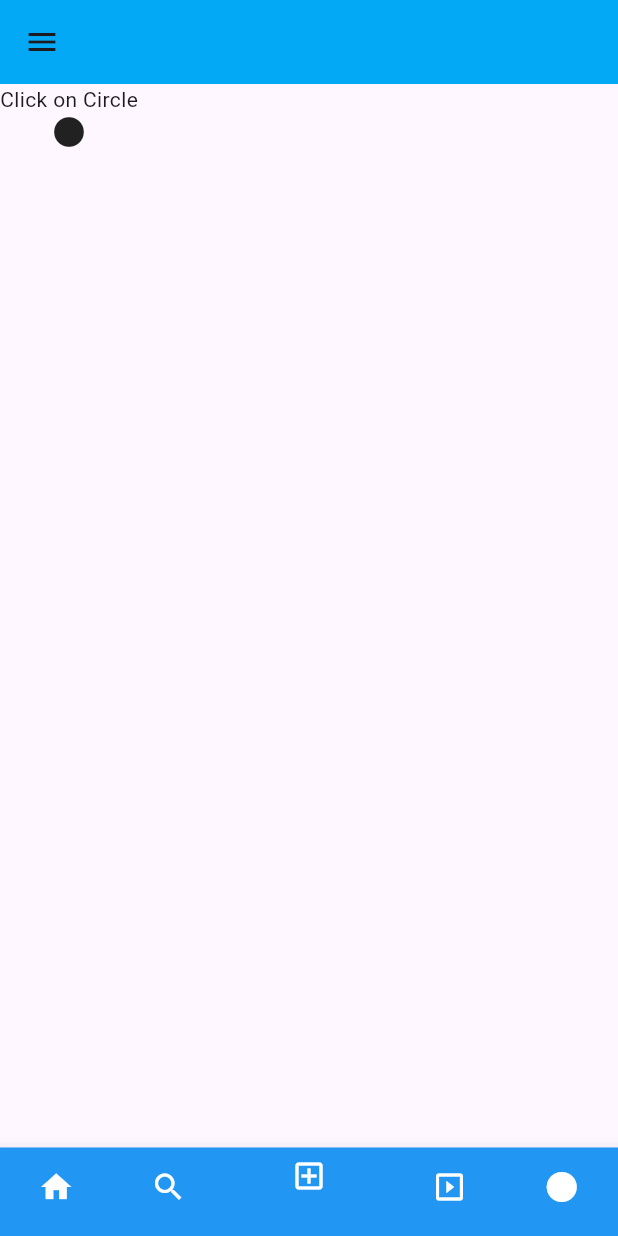
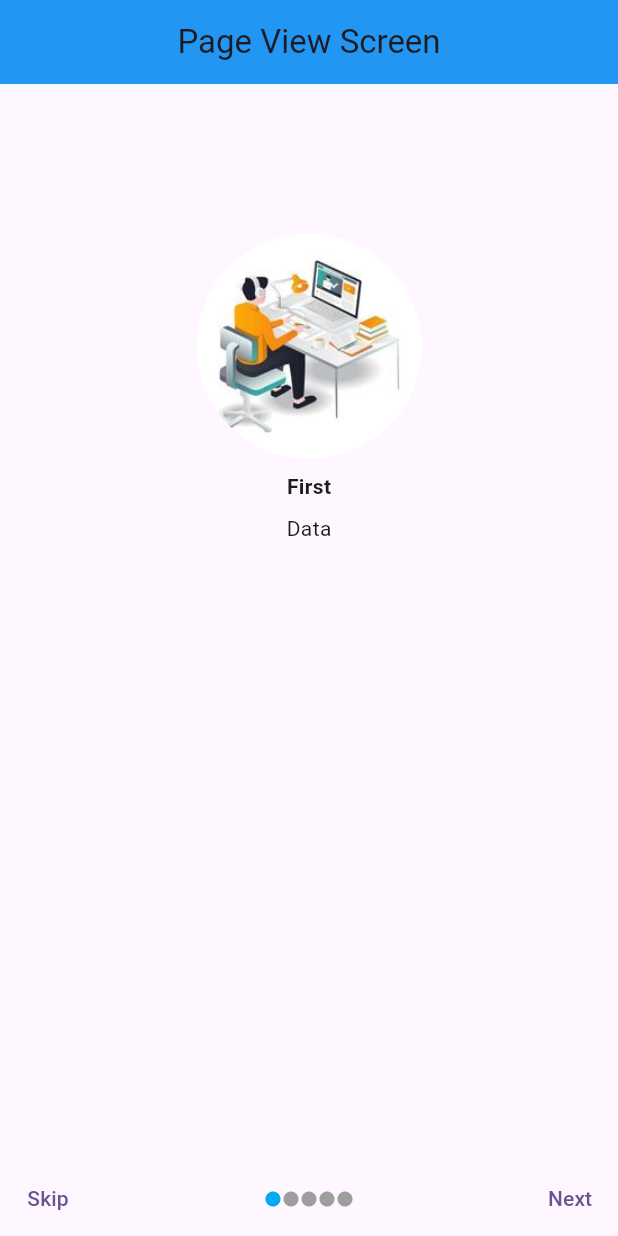
Before and after one commit to GKING1029/flutter_screens, a Flutter app: the screen it shows after launch, on a phone screen of 412 x 824 dp. Run offline on Flutter 3.47's test engine with Material 3 defaults, Android fonts, the phone set to English and light mode, and no system bars.

Commit message:
added page view screen

```diff
--- a/lib/baseBody.dart
+++ /dev/null
@@ -1,24 +0,0 @@
-import 'package:flutter/material.dart';
-import 'package:flutter_screen_1/baseScreen.dart';
-
-class BaseBody extends StatefulWidget {
-  const BaseBody({super.key});
-
-  @override
-  State<BaseBody> createState() => _BaseBodyState();
-}
-
-class _BaseBodyState extends State<BaseBody> {
-  @override
-  Widget build(BuildContext context) {
-    return BaseScreen(
-        body: Container(
-            height: MediaQuery.of(context).size.height,
-            decoration: const BoxDecoration(
-                image: DecorationImage(
-              fit: BoxFit.cover,
-              image: AssetImage("images/pattern.png"),
-              opacity: .4,
-            ))));
-  }
-}
--- a/lib/baseScreen.dart
+++ /dev/null
@@ -1,74 +0,0 @@
-import 'package:flutter/material.dart';
-import 'package:flutter_screen_1/baseBody.dart';
-import 'package:flutter_screen_1/screen5.dart';
-
-class BaseScreen extends StatefulWidget {
-  // const BaseScreen({super.key});
-  final Widget body;
-  BaseScreen({required this.body});
-
-  @override
-  State<BaseScreen> createState() => _BaseScreenState();
-}
-
-class _BaseScreenState extends State<BaseScreen> {
-  @override
-  Widget build(BuildContext context) {
-    return Scaffold(
-      appBar: AppBar(
-        backgroundColor: Colors.lightBlue,
-      ),
-      drawer: Drawer(),
-      body: Column(
-        children: [
-          Text("Click on Circle"),
-          GestureDetector(
-              onTap: () {
-                Navigator.push(
-                    context,
-                    MaterialPageRoute(
-                        builder: ((context) => const BaseBody())));
-              },
-              child: Icon(Icons.circle))
-        ],
-      ),
-      bottomNavigationBar: BottomNavigationBar(currentIndex: 2, items: const [
-        BottomNavigationBarItem(
-            backgroundColor: Colors.blue,
-            icon: Icon(
-              Icons.home,
-              color: Colors.white,
-            ),
-            label: ""),
-        BottomNavigationBarItem(
-            backgroundColor: Colors.blue,
-            icon: Icon(
-              Icons.search,
-              color: Colors.white,
-            ),
-            label: ""),
-        BottomNavigationBarItem(
-            backgroundColor: Colors.blue,
-            icon: Icon(
-              Icons.add_box_outlined,
-              color: Colors.white,
-            ),
-            label: ""),
-        BottomNavigationBarItem(
-            backgroundColor: Colors.blue,
-            icon: Icon(
-              Icons.slideshow,
-              color: Colors.white,
-            ),
-            label: ""),
-        BottomNavigationBarItem(
-            backgroundColor: Colors.blue,
-            icon: Icon(
-              Icons.circle,
-              color: Colors.white,
-            ),
-            label: ""),
-      ]),
-    );
-  }
-}
--- a/lib/main.dart
+++ b/lib/main.dart
@@ -1,5 +1,6 @@
 import 'package:flutter/material.dart';
-import 'package:flutter_screen_1/baseBody.dart';
+
+import 'package:flutter_screen_1/pageView_screen.dart';
 // import 'package:flutter_screen_1/screen5.dart';
 // import 'package:flutter_screen_1/baseScreen.dart';
 
@@ -35,7 +36,7 @@ class MyApp extends StatelessWidget {
           colorScheme: ColorScheme.fromSeed(seedColor: Colors.deepPurple),
           useMaterial3: true,
         ),
-        home: BaseBody());
+        home: PageViewScreen());
   }
 }
 
--- /dev/null
+++ b/lib/pageView_screen.dart
@@ -0,0 +1,211 @@
+import 'package:flutter/material.dart';
+import 'package:flutter_screen_1/screen4.dart';
+
+class PageViewScreen extends StatefulWidget {
+  const PageViewScreen({super.key});
+
+  @override
+  State<PageViewScreen> createState() => _PageViewScreenState();
+}
+
+class _PageViewScreenState extends State<PageViewScreen> {
+  var _currentPage = 0;
+  var pageController = PageController();
+  @override
+  Widget build(BuildContext context) {
+    return Scaffold(
+      appBar: AppBar(
+        backgroundColor: Colors.blue,
+        title: const Center(child: Text("Page View Screen")),
+      ),
+      body: Column(children: [
+        Expanded(
+          child: PageView(
+            controller: pageController,
+            onPageChanged: (int value) {
+              setState(() {
+                _currentPage = value;
+              });
+            },
+            children: [
+              Padding(
+                padding: const EdgeInsets.only(top: 100),
+                child: Column(
+                  children: [
+                    Container(
+                      height: 150,
+                      width: 150,
+                      decoration: const BoxDecoration(
+                          shape: BoxShape.circle,
+                          image: DecorationImage(
+                            fit: BoxFit.cover,
+                            image: AssetImage("assets/images/vector4.jpg"),
+                          )),
+                    ),
+                    const Padding(
+                      padding: EdgeInsets.all(8.0),
+                      child: Text(
+                        "First",
+                        style: TextStyle(fontWeight: FontWeight.bold),
+                      ),
+                    ),
+                    const Text("Data")
+                  ],
+                ),
+              ),
+              Padding(
+                padding: const EdgeInsets.only(top: 100),
+                child: Column(
+                  children: [
+                    Container(
+                      height: 150,
+                      width: 150,
+                      decoration: const BoxDecoration(
+                          shape: BoxShape.circle,
+                          image: DecorationImage(
+                            fit: BoxFit.cover,
+                            image: AssetImage("assets/images/vector2.jpg"),
+                          )),
+                    ),
+                    const Padding(
+                      padding: EdgeInsets.all(8.0),
+                      child: Text("Second",
+                          style: TextStyle(fontWeight: FontWeight.bold)),
+                    ),
+                    const Text("Data")
+                  ],
+                ),
+              ),
+              Padding(
+                padding: const EdgeInsets.only(top: 100),
+                child: Column(
+                  children: [
+                    Container(
+                      height: 150,
+                      width: 150,
+                      decoration: const BoxDecoration(
+                          shape: BoxShape.circle,
+                          // color: Colors.green,
+                          image: DecorationImage(
+                            fit: BoxFit.cover,
+                            image: AssetImage("assets/images/vector3.jpg"),
+                          )),
+                    ),
+                    const Padding(
+                      padding: EdgeInsets.all(8.0),
+                      child: Text("Third",
+                          style: TextStyle(fontWeight: FontWeight.bold)),
+                    ),
+                    const Text("Data")
+                  ],
+                ),
+              ),
+              Padding(
+                padding: const EdgeInsets.only(top: 100),
+                child: Column(
+                  children: [
+                    Container(
+                      height: 150,
+                      width: 150,
+                      decoration: const BoxDecoration(
+                          shape: BoxShape.circle,
+                          // color: Colors.yellow,
+                          image: DecorationImage(
+                            fit: BoxFit.cover,
+                            image: AssetImage("assets/images/vector4.jpg"),
+                          )),
+                    ),
+                    const Padding(
+                      padding: EdgeInsets.all(8.0),
+                      child: Text("Fourth",
+                          style: TextStyle(fontWeight: FontWeight.bold)),
+                    ),
+                    const Text("Data")
+                  ],
+                ),
+              ),
+              Padding(
+                padding: const EdgeInsets.only(top: 100),
+                child: Column(
+                  children: [
+                    Container(
+                      height: 150,
+                      width: 150,
+                      decoration: const BoxDecoration(
+                          shape: BoxShape.circle,
+                          // color: Colors.grey,
+                          image: DecorationImage(
+                            fit: BoxFit.cover,
+                            image: AssetImage("assets/images/vector2.jpg"),
+                          )),
+                    ),
+                    const Padding(
+                      padding: EdgeInsets.all(8.0),
+                      child: Text("Fifth",
+                          style: TextStyle(fontWeight: FontWeight.bold)),
+                    ),
+                    const Text("Data")
+                  ],
+                ),
+              ),
+            ],
+          ),
+        ),
+        Container(
+          height: 50,
+          child: Row(
+            mainAxisAlignment: MainAxisAlignment.spaceEvenly,
+            children: [
+              TextButton(
+                  onPressed: () {
+                    if (_currentPage < 4) {
+                      _currentPage = 4;
+                      print("Current page $_currentPage");
+                      pageController.jumpToPage(_currentPage);
+                      setState(() {});
+                    }
+                  },
+                  child: Text("Skip")),
+              Spacer(),
+              ListView.builder(
+                  shrinkWrap: true,
+                  scrollDirection: Axis.horizontal,
+                  itemCount: 5,
+                  itemBuilder: ((context, index) {
+                    return Icon(
+                      Icons.circle,
+                      size: 12,
+                      color: index == _currentPage
+                          ? Colors.lightBlue
+                          : Colors.grey,
+                    );
+                  })),
+              Spacer(),
+              TextButton(
+                onPressed: () {
+                  if (_currentPage < 4) {
+                    // _currentPage + 4;
+                    pageController.nextPage(
+                        duration: Duration(milliseconds: 10),
+                        curve: Curves.bounceIn);
+                    setState(() {});
+                  }
+                },
+                child: _currentPage < 4
+                    ? Text("Next")
+                    : GestureDetector(
+                        onTap: () {
+                          Navigator.push(
+                              context,
+                              MaterialPageRoute(
+                                  builder: ((context) => const Screen4())));
+                        },
+                        child: Text("Done")),
+              )
+            ],
+          ),
+        ),
+      ]),
+    );
+  }
+}
```
Also changed, not shown: assets/images/vector2.jpg (added), assets/images/vector3.jpg (added), assets/images/vector4.jpg (added), 2 other files.
